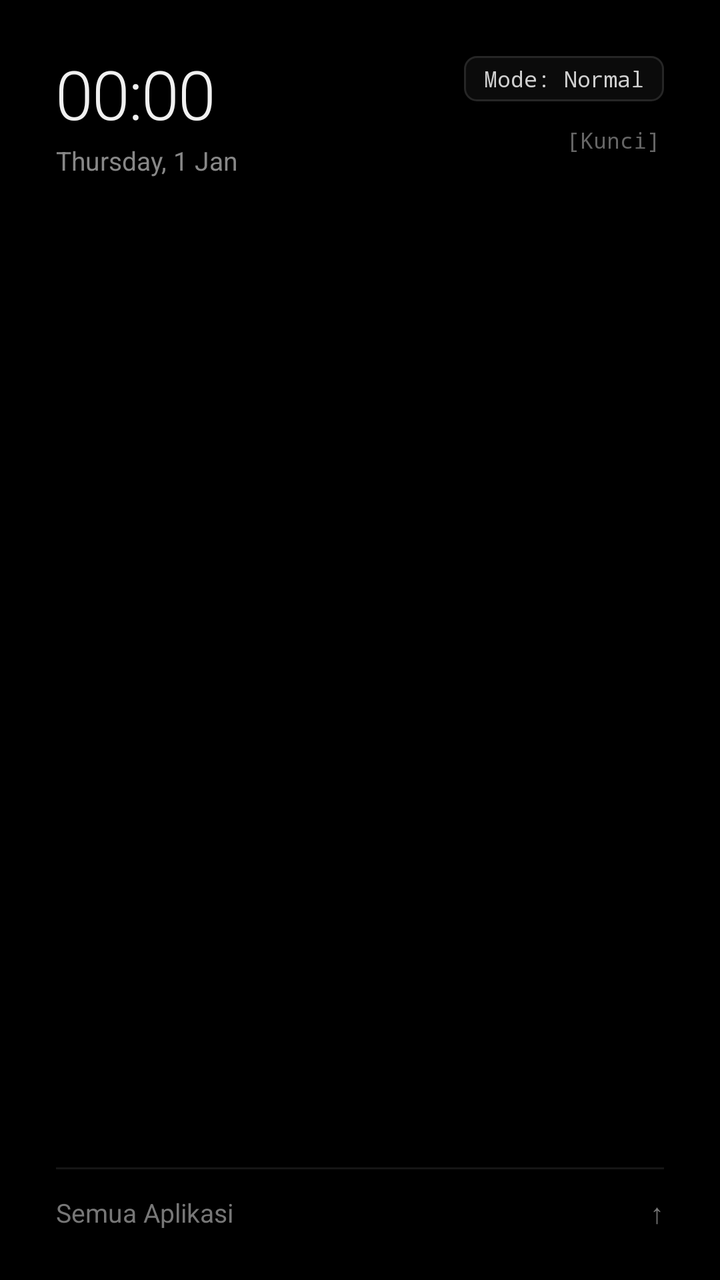
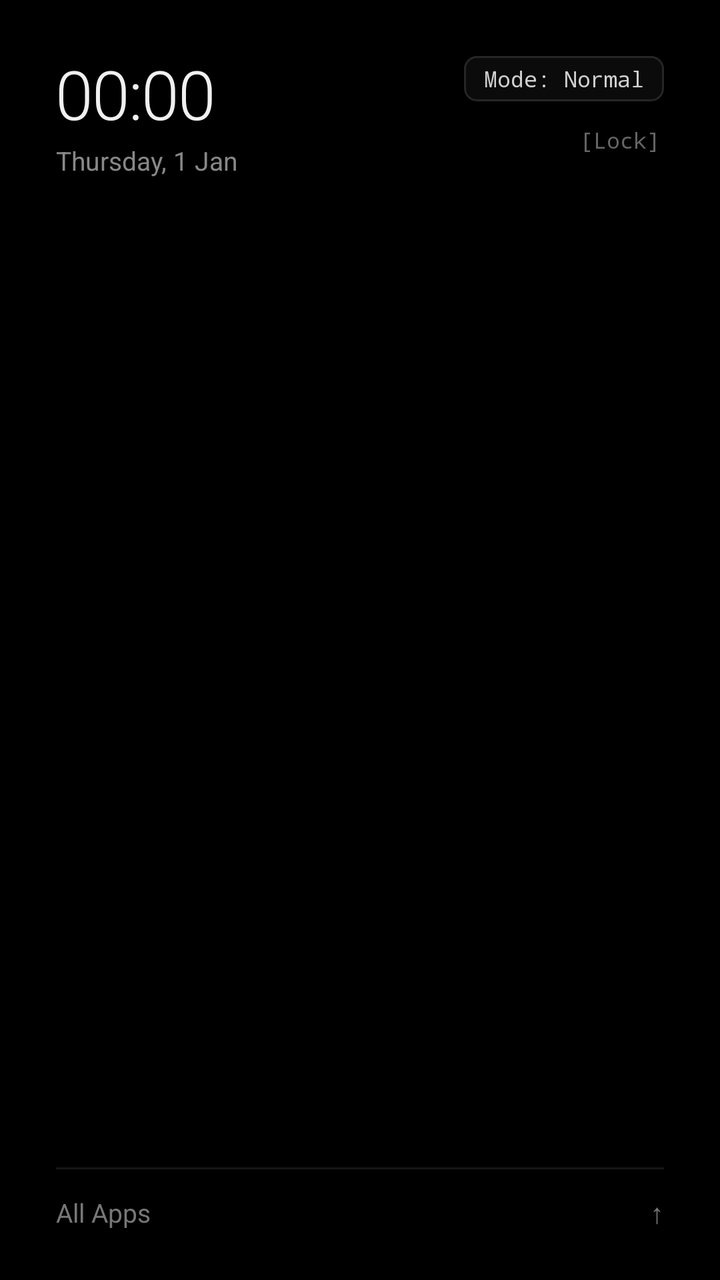

The first picture is an Android layout as it rendered before a commit; the second is the same layout after the commit. The layout source and the unified diff follow.
<!-- AndroidManifest.xml: application theme Theme.DumbOS -->
<!-- res/layout/activity_home.xml -->
<?xml version="1.0" encoding="utf-8"?>
<FrameLayout xmlns:android="http://schemas.android.com/apk/res/android"
    android:id="@+id/root_container"
    android:layout_width="match_parent"
    android:layout_height="match_parent"
    android:background="#000000"
    android:fitsSystemWindows="true">

    
    <LinearLayout
        android:id="@+id/home_view"
        android:layout_width="match_parent"
        android:layout_height="match_parent"
        android:orientation="vertical"
        android:paddingStart="28dp"
        android:paddingEnd="28dp"
        android:paddingTop="24dp"
        android:paddingBottom="18dp">

        
        <RelativeLayout
            android:layout_width="match_parent"
            android:layout_height="wrap_content"
            android:paddingBottom="12dp">

            <LinearLayout
                android:id="@+id/home_clock_block"
                android:layout_width="wrap_content"
                android:layout_height="wrap_content"
                android:layout_alignParentStart="true"
                android:layout_alignParentTop="true"
                android:orientation="vertical">

                <TextClock
                    android:id="@+id/home_clock"
                    android:layout_width="wrap_content"
                    android:layout_height="wrap_content"
                    android:format12Hour="HH:mm"
                    android:format24Hour="HH:mm"
                    android:fontFamily="sans-serif-light"
                    android:textColor="#F0F0F0"
                    android:textSize="34sp"
                    android:letterSpacing="-0.02" />

                <TextClock
                    android:id="@+id/home_date"
                    android:layout_width="wrap_content"
                    android:layout_height="wrap_content"
                    android:format12Hour="EEEE, d MMM"
                    android:format24Hour="EEEE, d MMM"
                    android:fontFamily="sans-serif"
                    android:textColor="#888888"
                    android:textSize="13sp"
                    android:layout_marginTop="2dp" />
            </LinearLayout>

            <LinearLayout
                android:layout_width="wrap_content"
                android:layout_height="wrap_content"
                android:layout_alignParentEnd="true"
                android:layout_alignParentTop="true"
                android:gravity="end"
                android:orientation="vertical"
                android:paddingTop="4dp">

                <TextView
                    android:id="@+id/btn_mode_pill"
                    android:layout_width="wrap_content"
                    android:layout_height="wrap_content"
                    android:background="@drawable/bg_pill_mono"
                    android:fontFamily="monospace"
                    android:paddingStart="10dp"
                    android:paddingEnd="10dp"
                    android:paddingTop="4dp"
                    android:paddingBottom="4dp"
                    android:text="Mode: Normal"
                    android:textColor="#D0D0D0"
                    android:textSize="11sp" />

                <TextView
                    android:id="@+id/btn_lock_screen"
                    android:layout_width="wrap_content"
                    android:layout_height="wrap_content"
                    android:layout_marginTop="8dp"
                    android:fontFamily="monospace"
                    android:paddingStart="6dp"
                    android:paddingEnd="2dp"
                    android:paddingTop="4dp"
                    android:paddingBottom="4dp"
                    android:text="[Kunci]"
                    android:textColor="#666666"
                    android:textSize="11sp" />
            </LinearLayout>
        </RelativeLayout>

        
        <ScrollView
            android:layout_width="match_parent"
            android:layout_height="0dp"
            android:layout_weight="1"
            android:fillViewport="true"
            android:scrollbars="none">

            <LinearLayout
                android:id="@+id/favorites_container"
                android:layout_width="match_parent"
                android:layout_height="wrap_content"
                android:gravity="center_vertical"
                android:orientation="vertical"
                android:paddingTop="12dp"
                android:paddingBottom="12dp" />
        </ScrollView>

        
        <LinearLayout
            android:id="@+id/btn_open_drawer"
            android:layout_width="match_parent"
            android:layout_height="wrap_content"
            android:orientation="vertical">

            <View
                android:layout_width="match_parent"
                android:layout_height="1dp"
                android:background="#161616" />

            <LinearLayout
                android:layout_width="match_parent"
                android:layout_height="wrap_content"
                android:gravity="center_vertical"
                android:orientation="horizontal"
                android:paddingTop="12dp"
                android:paddingBottom="6dp">

                <TextView
                    android:layout_width="0dp"
                    android:layout_height="wrap_content"
                    android:layout_weight="1"
                    android:text="@string/all_apps"
                    android:textColor="#777777"
                    android:textSize="13sp" />

                <TextView
                    android:layout_width="wrap_content"
                    android:layout_height="wrap_content"
                    android:fontFamily="monospace"
                    android:text="↑"
                    android:textColor="#777777"
                    android:textSize="14sp" />
            </LinearLayout>
        </LinearLayout>
    </LinearLayout>

    
    <LinearLayout
        android:id="@+id/drawer_view"
        android:layout_width="match_parent"
        android:layout_height="match_parent"
        android:background="#000000"
        android:orientation="vertical"
        android:paddingStart="24dp"
        android:paddingEnd="24dp"
        android:paddingTop="16dp"
        android:paddingBottom="12dp"
        android:visibility="gone">

        <LinearLayout
            android:layout_width="match_parent"
            android:layout_height="wrap_content"
            android:gravity="center_vertical"
            android:orientation="horizontal"
            android:paddingBottom="8dp">

            <TextView
                android:layout_width="0dp"
                android:layout_height="wrap_content"
                android:layout_weight="1"
                android:fontFamily="monospace"
                android:letterSpacing="0.06"
                android:text="@string/drawer_title"
                android:textColor="#777777"
                android:textSize="11sp" />

            <TextView
                android:id="@+id/btn_close_drawer"
                android:layout_width="wrap_content"
                android:layout_height="wrap_content"
                android:fontFamily="monospace"
                android:paddingStart="12dp"
                android:paddingEnd="4dp"
                android:paddingTop="4dp"
                android:paddingBottom="4dp"
                android:text="✕"
                android:textColor="#A0A0A0"
                android:textSize="15sp" />
        </LinearLayout>

        <View
            android:layout_width="match_parent"
            android:layout_height="1dp"
            android:background="#1C1C1C"
            android:layout_marginBottom="10dp" />

        <EditText
            android:id="@+id/drawer_search"
            android:layout_width="match_parent"
            android:layout_height="wrap_content"
            android:layout_marginBottom="10dp"
            android:background="@drawable/bg_search_mono"
            android:fontFamily="sans-serif"
            android:hint="@string/search_hint"
            android:imeOptions="actionGo"
            android:inputType="text"
            android:maxLines="1"
            android:paddingStart="12dp"
            android:paddingEnd="12dp"
            android:paddingTop="9dp"
            android:paddingBottom="9dp"
            android:textColor="#F0F0F0"
            android:textColorHint="#555555"
            android:textSize="14sp" />

        <ListView
            android:id="@+id/drawer_list"
            android:layout_width="match_parent"
            android:layout_height="0dp"
            android:layout_weight="1"
            android:divider="@null"
            android:dividerHeight="0dp"
            android:scrollbars="none" />
    </LinearLayout>
</FrameLayout>
<!-- resources referenced by this layout -->
<resources>
  <!-- drawable bg_pill_mono (drawable) -->
  <?xml version="1.0" encoding="utf-8"?>
  <ripple xmlns:android="http://schemas.android.com/apk/res/android"
      android:color="#33FFFFFF">
      <item>
          <shape android:shape="rectangle">
              <solid android:color="#0B0B0B" />
              <stroke android:width="1dp" android:color="#262626" />
              <corners android:radius="6dp" />
          </shape>
      </item>
  </ripple>
  <!-- drawable bg_search_mono (drawable) -->
  <?xml version="1.0" encoding="utf-8"?>
  <shape xmlns:android="http://schemas.android.com/apk/res/android" android:shape="rectangle">
      <solid android:color="#0B0B0B" />
      <stroke android:width="1dp" android:color="#1D1D1D" />
      <corners android:radius="6dp" />
  </shape>
  <string name="all_apps">Semua Aplikasi</string>
  <string name="drawer_title">DAFTAR A-Z (TANPA IKON)</string>
  <string name="search_hint">Cari aplikasi...</string>
  <style name="Theme.DumbOS" parent="@android:style/Theme.DeviceDefault.NoActionBar">
          <item name="android:windowBackground">@drawable/bg_oled_black</item>
          <item name="android:colorBackground">#000000</item>
          <item name="android:windowShowWallpaper">false</item>
          <item name="android:statusBarColor">#000000</item>
          <item name="android:navigationBarColor">#000000</item>
          <item name="android:windowLightStatusBar">false</item>
          <item name="android:windowLightNavigationBar">false</item>
          <item name="android:textColorPrimary">#F0F0F0</item>
          <item name="android:textColorSecondary">#888888</item>
          <item name="android:colorControlHighlight">#22FFFFFF</item>
      </style>
  <!-- drawable bg_oled_black (drawable) -->
  <?xml version="1.0" encoding="utf-8"?>
  <shape xmlns:android="http://schemas.android.com/apk/res/android" android:shape="rectangle">
      <solid android:color="#000000" />
  </shape>
</resources>

<!-- the commit's change to res/layout/activity_home.xml (unified diff, before → after) -->
@@ -73,7 +73,7 @@
                     android:paddingEnd="10dp"
                     android:paddingTop="4dp"
                     android:paddingBottom="4dp"
-                    android:text="Mode: Normal"
+                    android:text="@string/mode_default"
                     android:textColor="#D0D0D0"
                     android:textSize="11sp" />
 
@@ -87,7 +87,7 @@
                     android:paddingEnd="2dp"
                     android:paddingTop="4dp"
                     android:paddingBottom="4dp"
-                    android:text="[Kunci]"
+                    android:text="@string/lock_bracket"
                     android:textColor="#666666"
                     android:textSize="11sp" />
             </LinearLayout>
<!-- resource entries referenced after the edit -->
@@ -19,9 +19,11 @@
       <stroke android:width="1dp" android:color="#1D1D1D" />
       <corners android:radius="6dp" />
   </shape>
-  <string name="all_apps">Semua Aplikasi</string>
-  <string name="drawer_title">DAFTAR A-Z (TANPA IKON)</string>
-  <string name="search_hint">Cari aplikasi...</string>
+  <string name="all_apps">All Apps</string>
+  <string name="drawer_title">ALL APPS (A-Z)</string>
+  <string name="lock_bracket">[Lock]</string>
+  <string name="mode_default">Mode: Normal</string>
+  <string name="search_hint">Search apps...</string>
   <style name="Theme.DumbOS" parent="@android:style/Theme.DeviceDefault.NoActionBar">
           <item name="android:windowBackground">@drawable/bg_oled_black</item>
           <item name="android:colorBackground">#000000</item>
